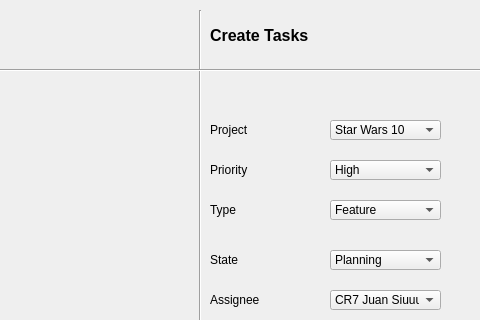
Before: the Qt Designer form frmmain.ui in Juanmut2003/docucheck, drawn with Qt 5; both pictures show x 320 to 800 and y 0 to 320 of the 800 by 600 pixel window.
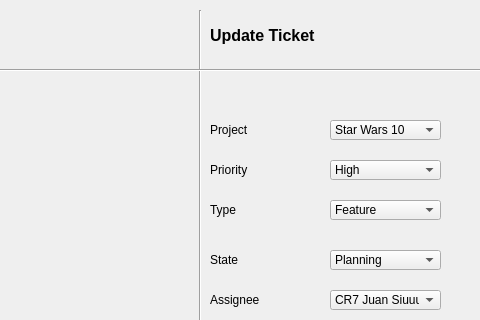
After: the same form once the commit is applied.

Commit message: Create Task zu Update Ticket umbenannt

The edit to the form file:
```diff
--- a/frmmain.ui
+++ b/frmmain.ui
@@ -265,7 +265,7 @@
      </font>
     </property>
     <property name="text">
-     <string>Create Tasks</string>
+     <string>Update Ticket</string>
     </property>
    </widget>
    <widget class="Line" name="line_3">
```
Left out of the diff: 8 changed lines with no effect on the pictures.
